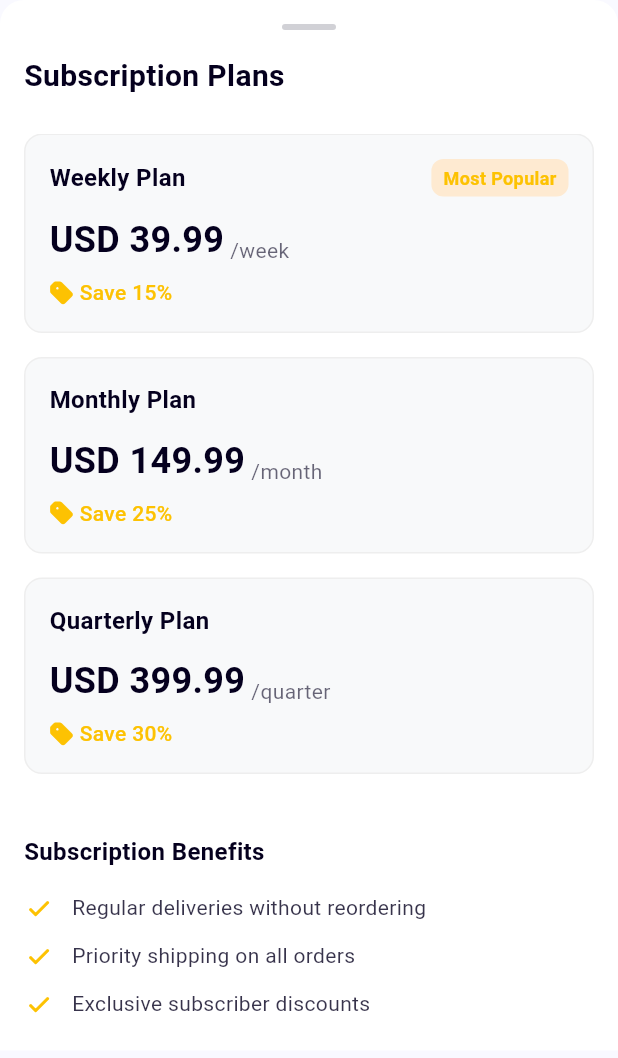
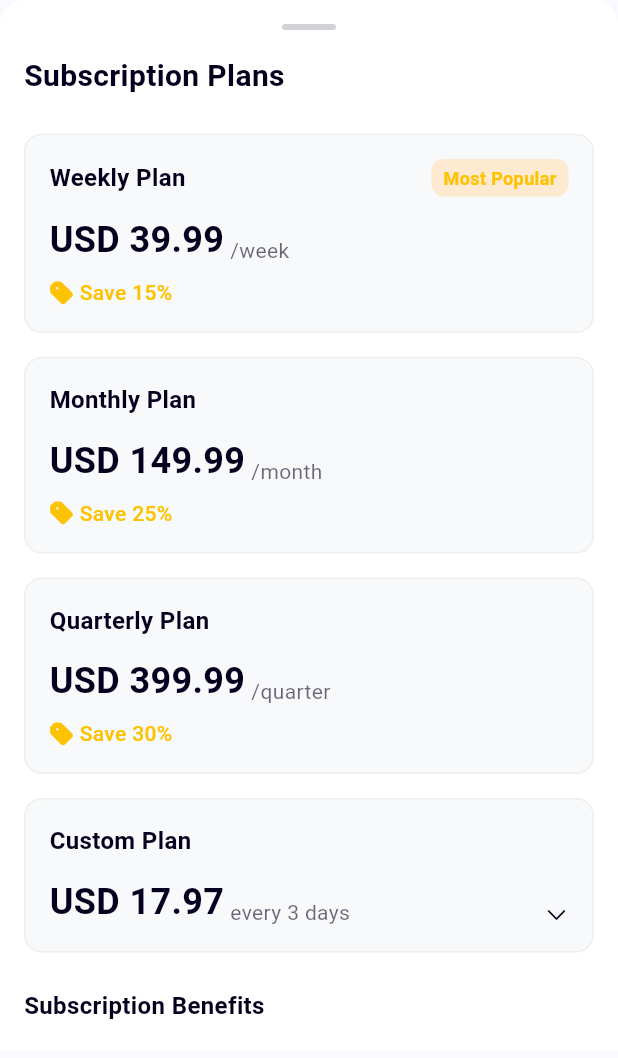
Before and after one commit to AdamsEugene/aval-mobile, a Flutter app: the SubscriptionInfoDrawer widget shown alone on an empty page, opened directly, on a phone screen of 412 x 824 dp. Shown: the top 1058 px of the screen. Run offline on Flutter 3.47's test engine with Material 3 defaults, Android fonts, the phone set to English and light mode, and no system bars; network calls fail.

Commit message:
feat(subscription): add custom subscription interval picker
- Add custom plan option with configurable delivery intervals
- Implement iOS-style interval picker
- Add dynamic pricing calculation based on interval
- Improve plan selection UI with visual feedback
- Maintain consistent styling across all plan options

The changes provide users with more flexible subscription
options while keeping the interface intuitive.

```diff
--- a/lib/widgets/shipping/shipping_info_drawer.dart
+++ b/lib/widgets/shipping/shipping_info_drawer.dart
@@ -35,7 +35,7 @@ class _ShippingInfoDrawerState extends State<ShippingInfoDrawer> {
     showCupertinoModalPopup(
       context: context,
       builder: (BuildContext context) => Container(
-        height: 300,
+        height: 250,
         padding: const EdgeInsets.only(top: 6.0),
         margin: EdgeInsets.only(
           bottom: MediaQuery.of(context).viewInsets.bottom,
--- a/lib/widgets/subscription/subscription_info_drawer.dart
+++ b/lib/widgets/subscription/subscription_info_drawer.dart
@@ -1,8 +1,73 @@
-// lib/widgets/subscription/subscription_info_drawer.dart
 import 'package:flutter/cupertino.dart';
 
-class SubscriptionInfoDrawer extends StatelessWidget {
+class SubscriptionInfoDrawer extends StatefulWidget {
   const SubscriptionInfoDrawer({super.key});
+
+  @override
+  State<SubscriptionInfoDrawer> createState() => _SubscriptionInfoDrawerState();
+}
+
+class _SubscriptionInfoDrawerState extends State<SubscriptionInfoDrawer> {
+  String? _selectedPlan;
+  int _customDays = 3;
+
+  void _showIntervalPicker() {
+    showCupertinoModalPopup(
+      context: context,
+      builder: (BuildContext context) => Container(
+        height: 250,
+        padding: const EdgeInsets.only(top: 6.0),
+        margin: EdgeInsets.only(
+          bottom: MediaQuery.of(context).viewInsets.bottom,
+        ),
+        color: CupertinoColors.systemBackground.resolveFrom(context),
+        child: SafeArea(
+          top: false,
+          child: Column(
+            children: [
+              Row(
+                mainAxisAlignment: MainAxisAlignment.spaceBetween,
+                children: [
+                  CupertinoButton(
+                    child: const Text('Cancel'),
+                    onPressed: () => Navigator.pop(context),
+                  ),
+                  CupertinoButton(
+                    child: const Text('Confirm'),
+                    onPressed: () => Navigator.pop(context),
+                  ),
+                ],
+              ),
+              Expanded(
+                child: CupertinoPicker(
+                  magnification: 1.0,
+                  squeeze: 1.2,
+                  useMagnifier: true,
+                  itemExtent: 32.0,
+                  scrollController: FixedExtentScrollController(
+                    initialItem: _customDays - 1,
+                  ),
+                  onSelectedItemChanged: (int selectedItem) {
+                    setState(() {
+                      _customDays = selectedItem + 1;
+                    });
+                  },
+                  children: List<Widget>.generate(30, (int index) {
+                    return Center(
+                      child: Text(
+                        'Every ${index + 1} ${(index + 1) == 1 ? 'day' : 'days'}',
+                        style: const TextStyle(fontSize: 16),
+                      ),
+                    );
+                  }),
+                ),
+              ),
+            ],
+          ),
+        ),
+      ),
+    );
+  }
 
   Widget _buildSubscriptionPlan({
     required String title,
@@ -10,14 +75,29 @@ class SubscriptionInfoDrawer extends StatelessWidget {
     required String interval,
     required String savings,
     bool isPopular = false,
+    bool isCustom = false,
   }) {
-    return Container(
+    final bool isSelected = _selectedPlan == title;
+
+    return GestureDetector(
+      onTap: () {
+        setState(() {
+          _selectedPlan = isSelected ? null : title;
+          if (isCustom) {
+            _showIntervalPicker();
+          }
+        });
+      },
+      child: Container(
         margin: const EdgeInsets.only(bottom: 16),
         padding: const EdgeInsets.all(16),
         decoration: BoxDecoration(
-        color: const Color(0xFFF8F9FA),
+          color: isSelected ? const Color(0xFFFFF4E5) : const Color(0xFFF8F9FA),
           borderRadius: BorderRadius.circular(12),
-        border: Border.all(color: const Color(0xFFEEEEEE)),
+          border: Border.all(
+            color:
+                isSelected ? const Color(0xFFFDC202) : const Color(0xFFEEEEEE),
+          ),
         ),
         child: Column(
           crossAxisAlignment: CrossAxisAlignment.start,
@@ -26,7 +106,7 @@ class SubscriptionInfoDrawer extends StatelessWidget {
               mainAxisAlignment: MainAxisAlignment.spaceBetween,
               children: [
                 Text(
-                title,
+                  isCustom ? 'Custom Plan' : title,
                   style: const TextStyle(
                     color: Color(0xFF05001E),
                     fontSize: 16,
@@ -59,7 +139,9 @@ class SubscriptionInfoDrawer extends StatelessWidget {
               crossAxisAlignment: CrossAxisAlignment.end,
               children: [
                 Text(
-                price,
+                  isCustom
+                      ? 'USD ${(_customDays * 5.99).toStringAsFixed(2)}'
+                      : price,
                   style: const TextStyle(
                     color: Color(0xFF05001E),
                     fontSize: 24,
@@ -68,14 +150,23 @@ class SubscriptionInfoDrawer extends StatelessWidget {
                 ),
                 const SizedBox(width: 4),
                 Text(
-                interval,
+                  isCustom ? 'every $_customDays days' : interval,
                   style: TextStyle(
                     color: const Color(0xFF05001E).withOpacity(0.6),
                     fontSize: 14,
                   ),
                 ),
+                if (isCustom) ...[
+                  const Spacer(),
+                  const Icon(
+                    CupertinoIcons.chevron_down,
+                    size: 16,
+                    color: Color(0xFF05001E),
+                  ),
+                ],
               ],
             ),
+            if (!isCustom) ...[
               const SizedBox(height: 8),
               Row(
                 children: [
@@ -96,6 +187,8 @@ class SubscriptionInfoDrawer extends StatelessWidget {
                 ],
               ),
             ],
+          ],
+        ),
       ),
     );
   }
@@ -137,7 +230,6 @@ class SubscriptionInfoDrawer extends StatelessWidget {
       child: Column(
         crossAxisAlignment: CrossAxisAlignment.start,
         children: [
-          // Drawer Handle
           Center(
             child: Container(
               width: 36,
@@ -149,8 +241,6 @@ class SubscriptionInfoDrawer extends StatelessWidget {
             ),
           ),
           const SizedBox(height: 16),
-
-          // Title
           const Text(
             'Subscription Plans',
             style: TextStyle(
@@ -160,8 +250,6 @@ class SubscriptionInfoDrawer extends StatelessWidget {
             ),
           ),
           const SizedBox(height: 24),
-
-          // Content
           Expanded(
             child: SingleChildScrollView(
               physics: const BouncingScrollPhysics(),
@@ -187,7 +275,14 @@ class SubscriptionInfoDrawer extends StatelessWidget {
                     interval: '/quarter',
                     savings: 'Save 30%',
                   ),
-                  const SizedBox(height: 24),
+                  _buildSubscriptionPlan(
+                    title: 'Custom Plan',
+                    price: 'USD ${(_customDays * 5.99).toStringAsFixed(2)}',
+                    interval: 'every $_customDays days',
+                    savings: '',
+                    isCustom: true,
+                  ),
+                  const SizedBox(height: 8),
                   const Text(
                     'Subscription Benefits',
                     style: TextStyle(
```
Lines whose indentation alone changed are shown as unchanged.
